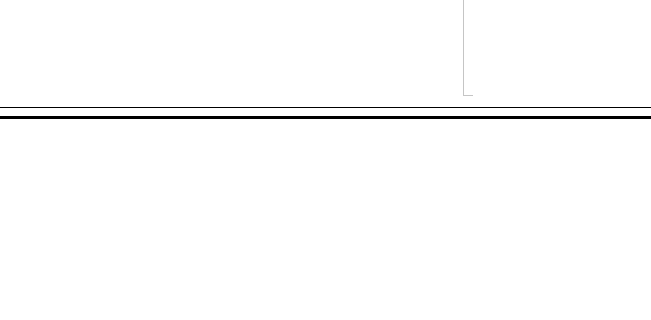
Above: mainwindow.ui from rafaelgp23/InterfaceVSSA before the change; both pictures show x 340 to 991 and y 444 to 764 of the 1362 by 764 pixel window. Below: the same form after it.
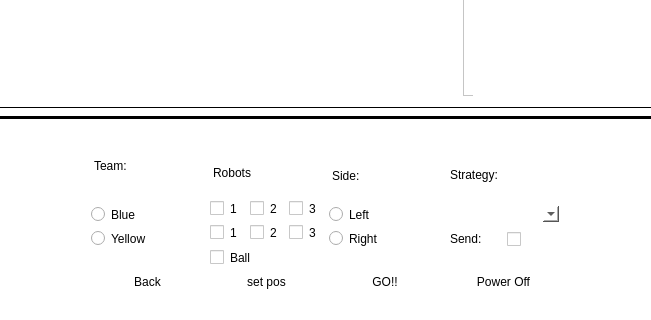
That is the form after the change. The open tabs and pages were chosen to show the change. Icons and pictures are not drawn.

The edit to the form file:
```diff
--- a/mainwindow.ui
+++ b/mainwindow.ui
@@ -953,6 +953,265 @@
            <string>Game</string>
           </property>
          </widget>
+         <widget class="QWidget" name="gridLayoutWidget">
+          <property name="geometry">
+           <rect>
+            <x>170</x>
+            <y>20</y>
+            <width>491</width>
+            <height>162</height>
+           </rect>
+          </property>
+          <layout class="QGridLayout" name="gridLayout">
+           <item row="0" column="2">
+            <layout class="QVBoxLayout" name="verticalLayout_12">
+             <item>
+              <widget class="QLabel" name="label_24">
+               <property name="text">
+                <string>Side:</string>
+               </property>
+              </widget>
+             </item>
+             <item>
+              <widget class="QRadioButton" name="radioButton_16">
+               <property name="text">
+                <string>Left</string>
+               </property>
+              </widget>
+             </item>
+             <item>
+              <widget class="QRadioButton" name="radioButton_17">
+               <property name="text">
+                <string>Right</string>
+               </property>
+              </widget>
+             </item>
+             <item>
+              <spacer name="horizontalSpacer_19">
+               <property name="orientation">
+                <enum>Qt::Horizontal</enum>
+               </property>
+               <property name="sizeHint" stdset="0">
+                <size>
+                 <width>40</width>
+                 <height>20</height>
+                </size>
+               </property>
+              </spacer>
+             </item>
+            </layout>
+           </item>
+           <item row="0" column="0">
+            <layout class="QVBoxLayout" name="verticalLayout_8">
+             <item>
+              <widget class="QLabel" name="label_22">
+               <property name="text">
+                <string>Team:</string>
+               </property>
+              </widget>
+             </item>
+             <item>
+              <spacer name="horizontalSpacer_16">
+               <property name="orientation">
+                <enum>Qt::Horizontal</enum>
+               </property>
+               <property name="sizeHint" stdset="0">
+                <size>
+                 <width>40</width>
+                 <height>20</height>
+                </size>
+               </property>
+              </spacer>
+             </item>
+             <item>
+              <widget class="QRadioButton" name="radioButton_14">
+               <property name="text">
+                <string>Blue</string>
+               </property>
+              </widget>
+             </item>
+             <item>
+              <widget class="QRadioButton" name="radioButton_15">
+               <property name="text">
+                <string>Yellow</string>
+               </property>
+              </widget>
+             </item>
+             <item>
+              <spacer name="horizontalSpacer_17">
+               <property name="orientation">
+                <enum>Qt::Horizontal</enum>
+               </property>
+               <property name="sizeHint" stdset="0">
+                <size>
+                 <width>40</width>
+                 <height>20</height>
+                </size>
+               </property>
+              </spacer>
+             </item>
+            </layout>
+           </item>
+           <item row="0" column="3">
+            <layout class="QVBoxLayout" name="verticalLayout_13">
+             <item>
+              <widget class="QLabel" name="label_25">
+               <property name="text">
+                <string>Strategy:</string>
+               </property>
+              </widget>
+             </item>
+             <item>
+              <widget class="QComboBox" name="comboBox_5"/>
+             </item>
+             <item>
+              <layout class="QHBoxLayout" name="horizontalLayout_12">
+               <item>
+                <widget class="QLabel" name="label_26">
+                 <property name="text">
+                  <string>Send:</string>
+                 </property>
+                </widget>
+               </item>
+               <item>
+                <widget class="QCheckBox" name="checkBox_8">
+                 <property name="text">
+                  <string/>
+                 </property>
+                </widget>
+               </item>
+              </layout>
+             </item>
+             <item>
+              <spacer name="horizontalSpacer_20">
+               <property name="orientation">
+                <enum>Qt::Horizontal</enum>
+               </property>
+               <property name="sizeHint" stdset="0">
+                <size>
+                 <width>40</width>
+                 <height>20</height>
+                </size>
+               </property>
+              </spacer>
+             </item>
+            </layout>
+           </item>
+           <item row="0" column="1">
+            <layout class="QVBoxLayout" name="verticalLayout_11">
+             <item>
+              <widget class="QLabel" name="label_23">
+               <property name="text">
+                <string>Robots</string>
+               </property>
+              </widget>
+             </item>
+             <item>
+              <layout class="QHBoxLayout" name="horizontalLayout_13">
+               <item>
+                <widget class="QCheckBox" name="checkBox">
+                 <property name="text">
+                  <string>1</string>
+                 </property>
+                </widget>
+               </item>
+               <item>
+                <widget class="QCheckBox" name="checkBox_2">
+                 <property name="text">
+                  <string>2</string>
+                 </property>
+                </widget>
+               </item>
+               <item>
+                <widget class="QCheckBox" name="checkBox_3">
+                 <property name="text">
+                  <string>3</string>
+                 </property>
+                </widget>
+               </item>
+              </layout>
+             </item>
+             <item>
+              <layout class="QHBoxLayout" name="horizontalLayout_14">
+               <item>
+                <widget class="QCheckBox" name="checkBox_4">
+                 <property name="text">
+                  <string>1</string>
+                 </property>
+                </widget>
+               </item>
+               <item>
+                <widget class="QCheckBox" name="checkBox_6">
+                 <property name="text">
+                  <string>2</string>
+                 </property>
+                </widget>
+               </item>
+               <item>
+                <widget class="QCheckBox" name="checkBox_5">
+                 <property name="text">
+                  <string>3</string>
+                 </property>
+                </widget>
+               </item>
+              </layout>
+             </item>
+             <item>
+              <layout class="QHBoxLayout" name="horizontalLayout_15">
+               <item>
+                <widget class="QCheckBox" name="checkBox_7">
+                 <property name="text">
+                  <string>Ball</string>
+                 </property>
+                </widget>
+               </item>
+               <item>
+                <spacer name="horizontalSpacer_18">
+                 <property name="orientation">
+                  <enum>Qt::Horizontal</enum>
+                 </property>
+                 <property name="sizeHint" stdset="0">
+                  <size>
+                   <width>40</width>
+                   <height>20</height>
+                  </size>
+                 </property>
+                </spacer>
+               </item>
+              </layout>
+             </item>
+            </layout>
+           </item>
+           <item row="1" column="0">
+            <widget class="QPushButton" name="pushButton_11">
+             <property name="text">
+              <string>Back</string>
+             </property>
+            </widget>
+           </item>
+           <item row="1" column="1">
+            <widget class="QPushButton" name="pushButton_12">
+             <property name="text">
+              <string>set pos</string>
+             </property>
+            </widget>
+           </item>
+           <item row="1" column="2">
+            <widget class="QPushButton" name="pushButton_13">
+             <property name="text">
+              <string>GO!!</string>
+             </property>
+            </widget>
+           </item>
+           <item row="1" column="3">
+            <widget class="QPushButton" name="pushButton_14">
+             <property name="text">
+              <string>Power Off</string>
+             </property>
+            </widget>
+           </item>
+          </layout>
+         </widget>
         </widget>
        </widget>
       </item>
```
Left out of the diff: 141 changed lines with no effect on the pictures. Lines whose indentation alone changed are shown as unchanged.
